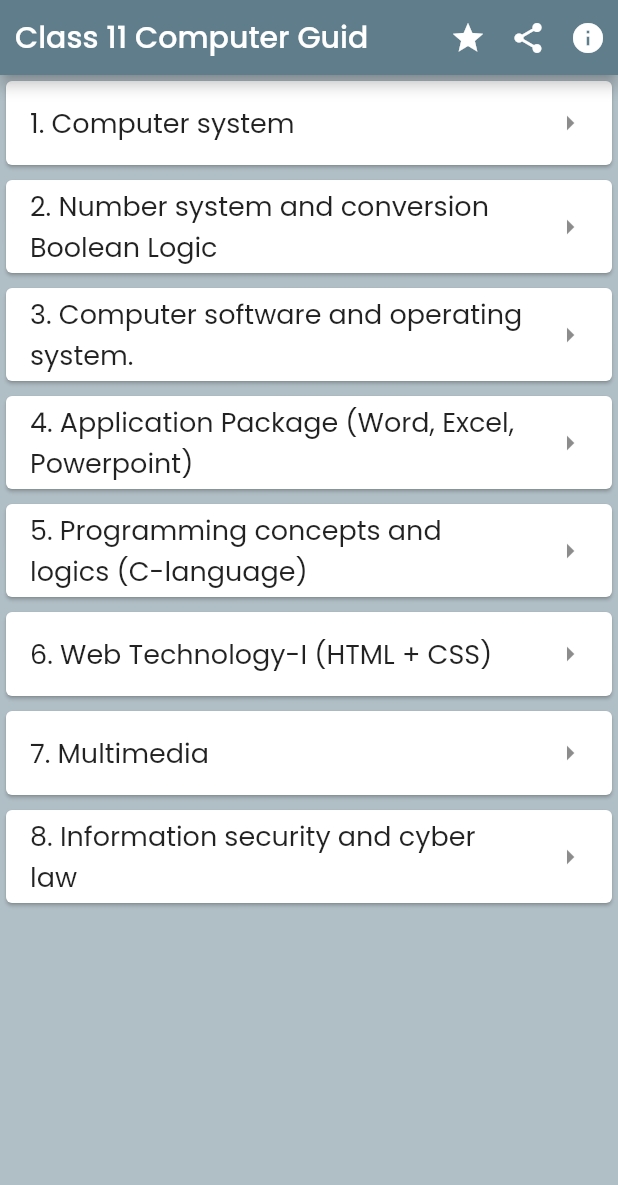
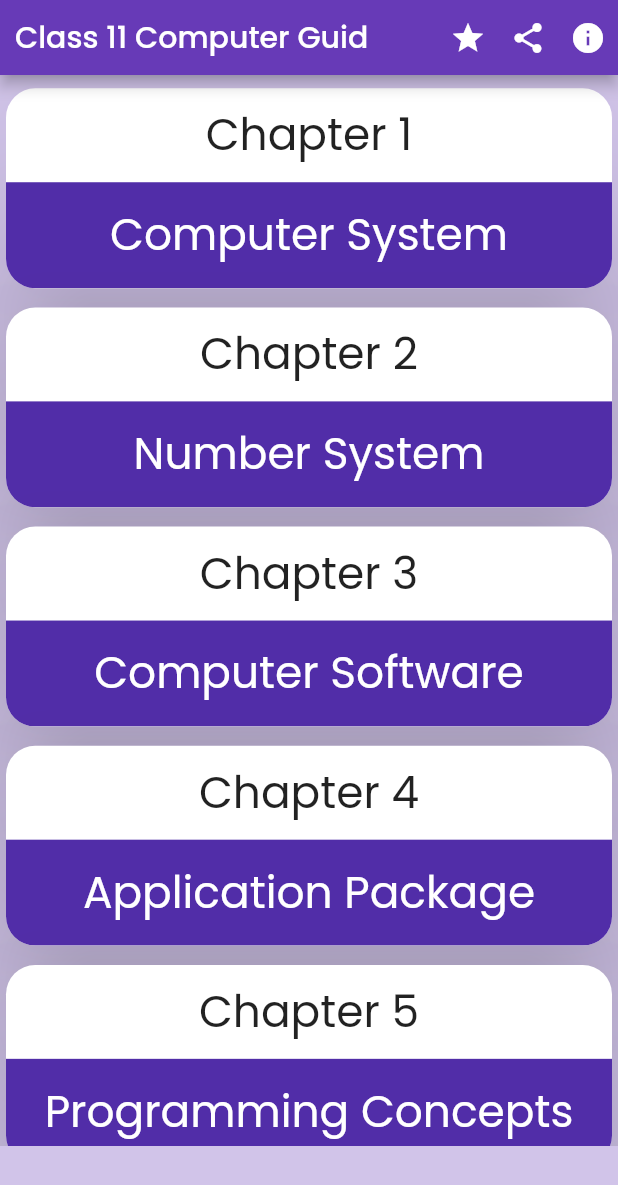
Before and after one commit to manjilkoirala/Class-11-Computer-Guide, a Flutter app: the screen it shows after launch, on a phone screen of 412 x 824 dp. Shown: the top 1185 px of the screen. Run offline on Flutter 3.47's test engine with Material 2 defaults, Android fonts, the phone set to English and light mode, and no system bars; drawn by our look-alikes of google_mobile_ads, upgrader; our stand-ins replace google_fonts, share; missing offline and left inert: store_redirect; network calls fail.

Commit message:
UI changed

```diff
--- a/lib/Screen/homepage.dart
+++ b/lib/Screen/homepage.dart
@@ -1,6 +1,7 @@
 // ignore_for_file: prefer_typing_uninitialized_variables, must_be_immutable
 
 import 'package:class11computer/Screen/question_answer.dart';
+import 'package:class11computer/model/homepagemodel.dart';
 import 'package:class11computer/widgets/appbar.dart';
 import 'package:flutter/material.dart';
 import 'package:google_mobile_ads/google_mobile_ads.dart';
@@ -17,7 +18,7 @@ class HomePage extends StatelessWidget {
   Widget build(BuildContext context) {
     return Scaffold(
       // ignore: prefer_const_literals_to_create_immutables
-      appBar: MyAppBar(title: "Class 11 Computer Guid", action: [
+      appBar: MyAppBar(title: const Text("Class 11 Computer Guid"), action: [
         Row(
           children: [
             Button(
@@ -54,7 +55,7 @@ class HomePage extends StatelessWidget {
           ],
         )
       ]),
-      backgroundColor: Theme.of(context).backgroundColor,
+      backgroundColor: Theme.of(context).primaryColorLight,
       bottomNavigationBar: SizedBox(
         height: getbannerAd().size.height.toDouble(),
         width: getbannerAd().size.width.toDouble(),
@@ -67,123 +68,87 @@ class HomePage extends StatelessWidget {
             showIgnore: false,
             shouldPopScope: () => true,
             durationUntilAlertAgain: const Duration(minutes: 10)),
-        child: ListView(
-          children: [
-            CustomListTile(
-              title: '1. Computer system',
-              follow: () {
-                Navigator.push(
-                    context,
-                    MaterialPageRoute(
-                        builder: (context) => NotePage(
-                              custometitle: 'Computer System',
-                            )));
-              },
-            ),
-            CustomListTile(
-              title: '2. Number system and conversion Boolean Logic',
-              follow: () {
-                Navigator.push(
-                    context,
-                    MaterialPageRoute(
-                        builder: (context) => NotePage(
-                              custometitle: 'Number System',
-                            )));
-              },
-            ),
-            CustomListTile(
-              title: '3. Computer software and operating system.	',
-              follow: () {
-                Navigator.push(
-                    context,
-                    MaterialPageRoute(
-                        builder: (context) => NotePage(
-                              custometitle: 'Computer Software',
-                            )));
-              },
-            ),
-            CustomListTile(
-              title: '4. Application Package (Word, Excel, Powerpoint)',
-              follow: () {
-                Navigator.push(
-                    context,
-                    MaterialPageRoute(
-                        builder: (context) => NotePage(
-                              custometitle: 'Application Package',
-                            )));
-              },
-            ),
-            CustomListTile(
-              title: '5. Programming concepts and logics (C-language)',
-              follow: () {
-                Navigator.push(
-                    context,
-                    MaterialPageRoute(
-                        builder: (context) => NotePage(
-                              custometitle: 'Programming Concepts',
-                            )));
-              },
-            ),
-            CustomListTile(
-              title: '6. Web Technology-I (HTML + CSS)',
-              follow: () {
-                Navigator.push(
-                    context,
-                    MaterialPageRoute(
-                        builder: (context) => NotePage(
-                              custometitle: 'Web Technology',
-                            )));
-              },
-            ),
-            CustomListTile(
-              title: '7. Multimedia',
-              follow: () {
-                Navigator.push(
-                    context,
-                    MaterialPageRoute(
-                        builder: (context) => NotePage(
-                              custometitle: 'Multimedia',
-                            )));
-              },
-            ),
-            CustomListTile(
-              title: '8. Information security and cyber law',
-              follow: () {
-                Navigator.push(
-                    context,
-                    MaterialPageRoute(
-                        builder: (context) => NotePage(
-                              custometitle: 'Information Security',
-                            )));
-              },
-            ),
-          ],
-        ),
+        child: ListView.builder(
+            itemCount: homepage.ch1.length,
+            itemBuilder: (context, index) {
+              return MyCard(
+                index: index,
+                item: homepage.ch1[index],
+              );
+            }),
       ),
     );
   }
 }
 
-class CustomListTile extends StatelessWidget {
-  final title;
-  final follow;
-
-  const CustomListTile({Key? key, this.title, this.follow}) : super(key: key);
+class MyCard extends StatelessWidget {
+  final home item;
+  final int index;
+  const MyCard({super.key, required this.item, required this.index});
 
   @override
   Widget build(BuildContext context) {
-    return Padding(
-      padding: const EdgeInsets.only(bottom: 2),
-      child: Card(
-        child: ListTile(
-          onTap: follow,
-          title: Text(
-            title,
-            style: const TextStyle(
-              fontSize: 18,
+    double md = MediaQuery.of(context).size.height;
+    return SizedBox(
+      height: md / 5.64,
+      child: Padding(
+        padding: EdgeInsets.only(top: md / 169),
+        child: InkWell(
+          onTap: () {
+            Navigator.push(
+                context,
+                MaterialPageRoute(
+                    builder: (context) => NotePage(
+                          custometitle: item.chname,
+                        )));
+          },
+          child: Card(
+            elevation: 50,
+            clipBehavior: Clip.antiAlias,
+            shape: RoundedRectangleBorder(
+                borderRadius: BorderRadius.circular(md / 42.25)),
+            color: Theme.of(context).cardColor,
+            child: Column(
+              crossAxisAlignment: CrossAxisAlignment.stretch,
+              children: [
+                Padding(
+                  padding: EdgeInsets.all(md / 88.5),
+                  child: Row(
+                    mainAxisAlignment: MainAxisAlignment.center,
+                    // ignore: prefer_const_literals_to_create_immutables
+                    children: [
+                      Text(
+                        item.ch,
+                        style: TextStyle(fontSize: md / 28.17),
+                      ),
+                    ],
+                  ),
+                ),
+                Expanded(
+                  child: Container(
+                    color: Theme.of(context).primaryColorDark,
+                    child: Padding(
+                      padding: EdgeInsets.all(md / 88.5),
+                      child: Row(
+                        mainAxisAlignment: MainAxisAlignment.center,
+                        // ignore: prefer_const_literals_to_create_immutables
+                        children: [
+                          Hero(
+                            tag: 'chname+$index',
+                            child: Text(
+                              item.chname,
+                              style: TextStyle(
+                                  color: Colors.white, fontSize: md / 28.17),
+                            ),
+                          ),
+                        ],
+                      ),
+                    ),
+                  ),
+                )
+              ],
             ),
           ),
-          trailing: const Icon(Icons.arrow_right),
         ),
       ),
     );
--- a/lib/Screen/question_answer.dart
+++ b/lib/Screen/question_answer.dart
@@ -36,8 +36,8 @@ class NotePage extends StatelessWidget {
     return Scaffold(
       backgroundColor: Theme.of(context).backgroundColor,
       appBar: MyAppBar(
-        title: custometitle,
         space: 0.0,
+        title: Hero(tag: 'chname', child: Text(custometitle)),
       ),
       bottomNavigationBar: SizedBox(
         height: getbannerAd().size.height.toDouble(),
--- a/lib/main.dart
+++ b/lib/main.dart
@@ -19,7 +19,7 @@ class MyApp extends StatelessWidget {
         debugShowCheckedModeBanner: false,
         home: const Splash(),
         theme: ThemeData(
-          primarySwatch: Colors.blueGrey,
+          primarySwatch: Colors.deepPurple,
           fontFamily: GoogleFonts.poppins().fontFamily,
         ));
   }
--- /dev/null
+++ b/lib/model/homepagemodel.dart
@@ -0,0 +1,19 @@
+class home {
+  final String chname;
+  final String ch;
+
+  home({required this.chname, required this.ch});
+}
+
+class homepage {
+  static final ch1 = [
+    home(ch: 'Chapter 1', chname: 'Computer System'),
+    home(ch: 'Chapter 2', chname: 'Number System'),
+    home(ch: 'Chapter 3', chname: 'Computer Software'),
+    home(ch: 'Chapter 4', chname: 'Application Package'),
+    home(ch: 'Chapter 5', chname: 'Programming Concepts'),
+    home(ch: 'Chapter 6', chname: 'Web Technology'),
+    home(ch: 'Chapter 7', chname: 'Multimedia'),
+    home(ch: 'Chapter 8', chname: 'Information Security'),
+  ];
+}
--- a/lib/widgets/appbar.dart
+++ b/lib/widgets/appbar.dart
@@ -15,10 +15,7 @@ class MyAppBar extends StatelessWidget implements PreferredSizeWidget {
   Widget build(BuildContext context) {
     return AppBar(
       titleSpacing: space,
-      title: Text(
-        title,
-        style: const TextStyle(color: Colors.white),
-      ),
+      title: title,
       actions: action,
     );
   }
--- a/pubspec.yaml
+++ b/pubspec.yaml
@@ -15,7 +15,7 @@ publish_to: 'none' # Remove this line if you wish to publish to pub.dev
 # In iOS, build-name is used as CFBundleShortVersionString while build-number used as CFBundleVersion.
 # Read more about iOS versioning at
 # https://developer.apple.com/library/archive/documentation/General/Reference/InfoPlistKeyReference/Articles/CoreFoundationKeys.html
-version: 1.0.1+5
+version: 1.0.2+6
 
 environment:
   sdk: ">=2.17.6 <3.0.0"
@@ -66,7 +66,7 @@ flutter:
   # To add assets to your application, add an assets section, like this:
   assets:
     - assets/
-  #   - images/a_dot_ham.jpeg
+    - assets/logo/
 
   # An image asset can refer to one or more resolution-specific "variants", see
   # https://flutter.dev/assets-and-images/#resolution-aware
```
Also changed, not shown: assets/logo/computersystem.jpg (added).
